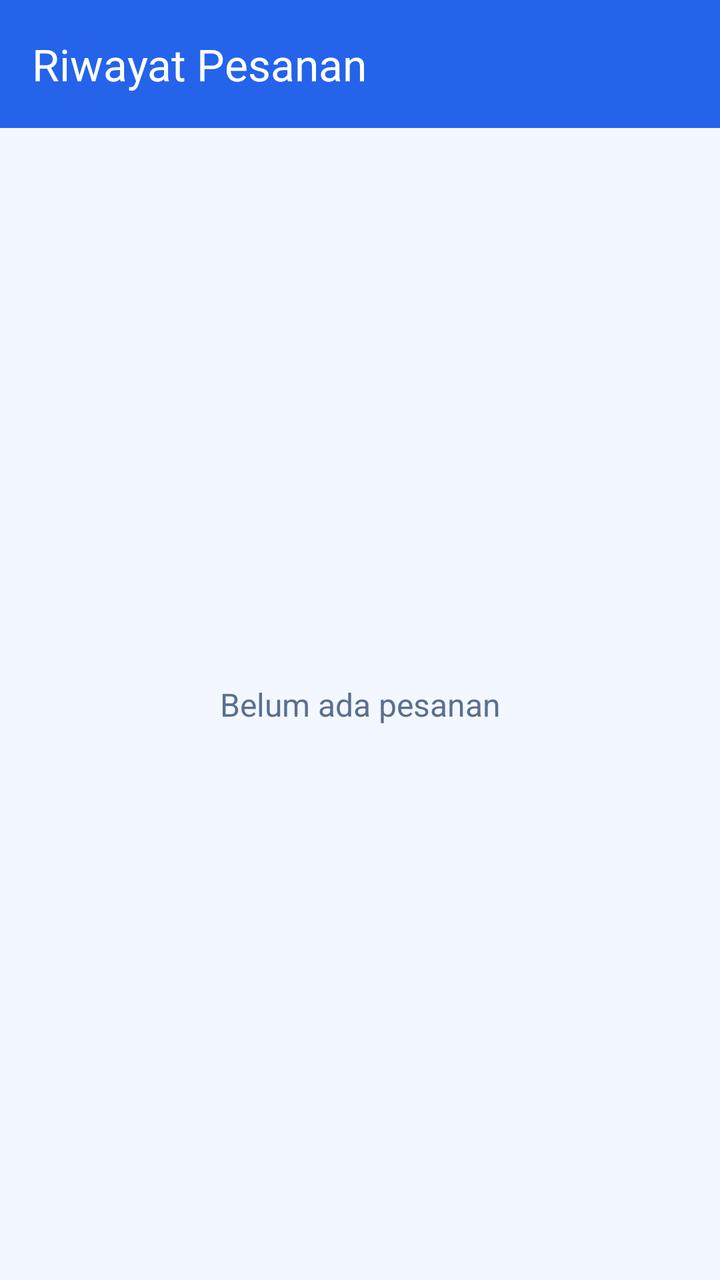
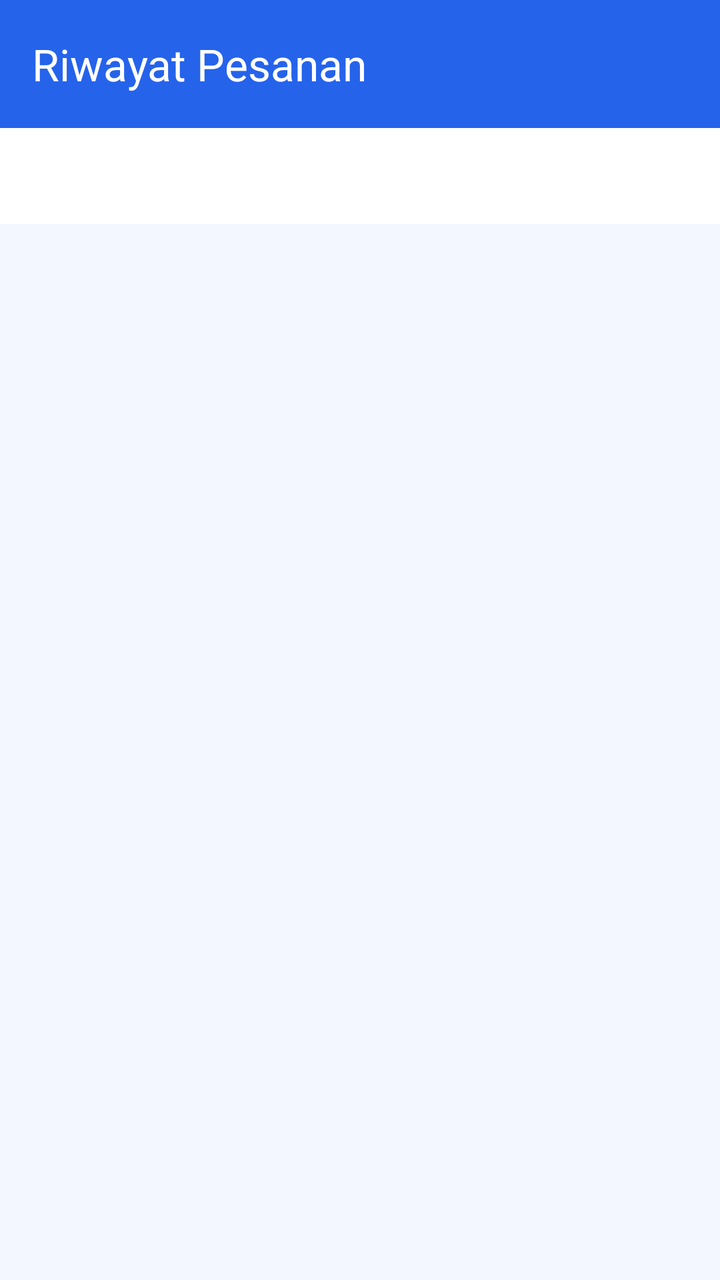

An Android layout rendered at two revisions. The XML below is the earlier revision; the diff shows what the commit changed to produce the second picture.
<!-- AndroidManifest.xml: application theme Theme.Project_Laundry_Bagas -->
<!-- res/layout/fragment_riwayat.xml -->
<?xml version="1.0" encoding="utf-8"?>
<androidx.constraintlayout.widget.ConstraintLayout xmlns:android="http://schemas.android.com/apk/res/android"
    xmlns:app="http://schemas.android.com/apk/res-auto"
    xmlns:tools="http://schemas.android.com/tools"
    android:layout_width="match_parent"
    android:layout_height="match_parent"
    android:background="@color/kilau_background"
    tools:context=".riwayat.RiwayatFragment">

    <androidx.appcompat.widget.Toolbar
        android:id="@+id/toolbar"
        android:layout_width="0dp"
        android:layout_height="?attr/actionBarSize"
        android:background="@color/kilau_primary"
        app:layout_constraintEnd_toEndOf="parent"
        app:layout_constraintStart_toStartOf="parent"
        app:layout_constraintTop_toTopOf="parent"
        app:title="Riwayat Pesanan"
        app:titleTextColor="@color/kilau_white" />

    <ListView
        android:id="@+id/lv_riwayat"
        android:layout_width="0dp"
        android:layout_height="0dp"
        android:clipToPadding="false"
        android:divider="@android:color/transparent"
        android:dividerHeight="0dp"
        android:padding="12dp"
        android:scrollbars="none"
        app:layout_constraintBottom_toBottomOf="parent"
        app:layout_constraintEnd_toEndOf="parent"
        app:layout_constraintStart_toStartOf="parent"
        app:layout_constraintTop_toBottomOf="@id/toolbar" />

    <TextView
        android:id="@+id/tv_kosong"
        android:layout_width="wrap_content"
        android:layout_height="wrap_content"
        android:text="Belum ada pesanan"
        android:textColor="@color/kilau_muted"
        android:textSize="16sp"
        app:layout_constraintBottom_toBottomOf="@id/lv_riwayat"
        app:layout_constraintEnd_toEndOf="@id/lv_riwayat"
        app:layout_constraintStart_toStartOf="@id/lv_riwayat"
        app:layout_constraintTop_toTopOf="@id/lv_riwayat" />
</androidx.constraintlayout.widget.ConstraintLayout>
<!-- resources referenced by this layout -->
<resources>
  <color name="kilau_background">#F3F7FF</color>
  <color name="kilau_muted">#5B6F8F</color>
  <color name="kilau_primary">#2563EB</color>
  <color name="kilau_white">#FFFFFF</color>
  <style name="Theme.Project_Laundry_Bagas" parent="Base.Theme.Project_Laundry_Bagas" />
  <style name="Base.Theme.Project_Laundry_Bagas" parent="Theme.Material3.DayNight.NoActionBar">
          
          
      </style>
</resources>

<!-- the commit's change to res/layout/fragment_riwayat.xml (unified diff, before → after) -->
@@ -18,29 +18,27 @@
         app:title="Riwayat Pesanan"
         app:titleTextColor="@color/kilau_white" />
 
-    <ListView
-        android:id="@+id/lv_riwayat"
+    <com.google.android.material.tabs.TabLayout
+        android:id="@+id/tab_layout"
         android:layout_width="0dp"
-        android:layout_height="0dp"
-        android:clipToPadding="false"
-        android:divider="@android:color/transparent"
-        android:dividerHeight="0dp"
-        android:padding="12dp"
-        android:scrollbars="none"
-        app:layout_constraintBottom_toBottomOf="parent"
+        android:layout_height="wrap_content"
+        android:background="@color/kilau_white"
+        app:tabGravity="fill"
+        app:tabIndicatorColor="@color/kilau_primary"
+        app:tabIndicatorFullWidth="false"
+        app:tabMode="fixed"
+        app:tabSelectedTextColor="@color/kilau_primary"
+        app:tabTextColor="@color/kilau_muted"
         app:layout_constraintEnd_toEndOf="parent"
         app:layout_constraintStart_toStartOf="parent"
         app:layout_constraintTop_toBottomOf="@id/toolbar" />
 
-    <TextView
-        android:id="@+id/tv_kosong"
-        android:layout_width="wrap_content"
-        android:layout_height="wrap_content"
-        android:text="Belum ada pesanan"
-        android:textColor="@color/kilau_muted"
-        android:textSize="16sp"
-        app:layout_constraintBottom_toBottomOf="@id/lv_riwayat"
-        app:layout_constraintEnd_toEndOf="@id/lv_riwayat"
-        app:layout_constraintStart_toStartOf="@id/lv_riwayat"
-        app:layout_constraintTop_toTopOf="@id/lv_riwayat" />
+    <androidx.viewpager2.widget.ViewPager2
+        android:id="@+id/view_pager"
+        android:layout_width="0dp"
+        android:layout_height="0dp"
+        app:layout_constraintBottom_toBottomOf="parent"
+        app:layout_constraintEnd_toEndOf="parent"
+        app:layout_constraintStart_toStartOf="parent"
+        app:layout_constraintTop_toBottomOf="@id/tab_layout" />
 </androidx.constraintlayout.widget.ConstraintLayout>
